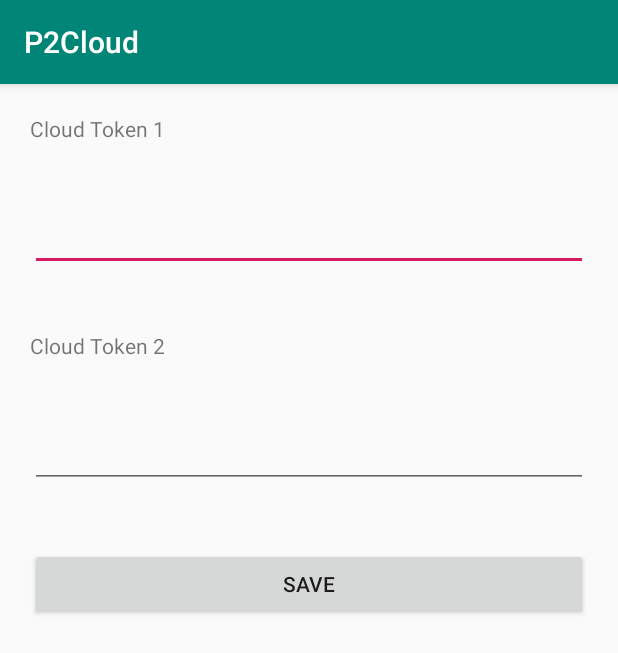
After one commit to yoguz/P2Cloud, an Android app: the TokenActivity screen opened directly, with no data from a screen before it, on a phone screen of 412 x 824 dp. The commit adds this screen. Shown: the top 653 px of the screen. Run offline under Robolectric (Android 15) with nearby library versions, the phone set to English and light mode, and no system bars.

Commit message:
login token pages

```diff
--- a/app/build.gradle
+++ b/app/build.gradle
@@ -37,4 +37,6 @@ dependencies {
     implementation "com.android.support:appcompat-v7:28.4.0"
     implementation 'com.dropbox.core:dropbox-core-sdk:3.1.1'
     implementation 'commons-codec:commons-codec:1.13'
+    implementation group: 'com.manusunny', name: 'pinlock', version: '1.0.1'
+
 }
--- a/app/src/main/java/com/etuproject/p2cloud/ui/main/CameraActivity.java
+++ b/app/src/main/java/com/etuproject/p2cloud/ui/main/CameraActivity.java
@@ -113,6 +113,8 @@ public class CameraActivity extends AppCompatActivity {
                         } else if (menuItem.getTitle().toString().equals("Gallery")) {
                             closeCamera();
                             startActivity(new Intent(CameraActivity.this, GalleryActivity.class));
+                        } else if (menuItem.getTitle().toString().equals("Cloud Tokens")) {
+                            startActivity(new Intent(CameraActivity.this, TokenActivity.class));
                         }
                         return true;
                     }
@@ -270,7 +272,7 @@ public class CameraActivity extends AppCompatActivity {
                         e.printStackTrace();
                     } finally {
                         if (!file.getPath().equals("")) {
-                            Dropbox.getInstance().upload(file.getPath(), ""+System.currentTimeMillis());
+                            Dropbox.getInstance().upload(file.getPath(), "" + System.currentTimeMillis());
                         }
                     }
                 }
--- /dev/null
+++ b/app/src/main/java/com/etuproject/p2cloud/ui/main/TokenActivity.java
@@ -0,0 +1,65 @@
+package com.etuproject.p2cloud.ui.main;
+
+import android.content.Intent;
+import android.content.SharedPreferences;
+import android.os.Bundle;
+import android.view.MenuItem;
+import android.view.View;
+import android.view.WindowManager;
+import android.widget.Button;
+import android.widget.EditText;
+
+import androidx.appcompat.app.AppCompatActivity;
+
+import com.etuproject.p2cloud.R;
+import com.google.android.material.navigation.NavigationView;
+
+
+public class TokenActivity extends AppCompatActivity {
+    static SharedPreferences tokenPrefs;
+    protected void onCreate(Bundle savedInstanceState) {
+        tokenPrefs = getSharedPreferences("tokenPrefs", MODE_PRIVATE);
+        String token1 = tokenPrefs.getString("token1", "");
+        String token2 = tokenPrefs.getString("token2", "");
+
+        super.onCreate(savedInstanceState);
+        setContentView(R.layout.activity_token);
+        getWindow().addFlags(WindowManager.LayoutParams.FLAG_KEEP_SCREEN_ON);
+
+
+        Button tokenSaveBtn = findViewById(R.id.tokenSaveBtn);
+        assert tokenSaveBtn != null;
+        tokenSaveBtn.setOnClickListener(new View.OnClickListener() {
+            @Override
+            public void onClick(View v) {
+                SharedPreferences.Editor edit = TokenActivity.tokenPrefs.edit();
+                EditText token1 = (EditText)findViewById(R.id.cloudToken1);
+                EditText token2 = (EditText)findViewById(R.id.cloudToken2);
+                edit.putString("token1", token1.getText().toString());
+                edit.putString("token2", token2.getText().toString());
+                edit.commit();
+                startActivity(new Intent(TokenActivity.this, CameraActivity.class));
+            }
+        });
+
+        NavigationView navigationView = findViewById(R.id.nav_view);
+        navigationView.setNavigationItemSelectedListener(
+            new NavigationView.OnNavigationItemSelectedListener() {
+                @Override
+                public boolean onNavigationItemSelected(MenuItem menuItem) {
+                    // set item as selected to persist highlight
+                    menuItem.setChecked(true);
+                    if (menuItem.getTitle().toString().equals("Photo")) {
+                        startActivity(new Intent(TokenActivity.this, CameraActivity.class));
+                    } else if (menuItem.getTitle().toString().equals("Gallery")) {
+                        startActivity(new Intent(TokenActivity.this, GalleryActivity.class));
+                    } else if (menuItem.getTitle().toString().equals("Cloud Tokens")) {
+                        startActivity(new Intent(TokenActivity.this, TokenActivity.class));
+                    }
+                    return true;
+                }
+            });
+    }
+
+
+}
--- a/app/src/main/res/layout/activity_gallery.xml
+++ b/app/src/main/res/layout/activity_gallery.xml
@@ -25,4 +25,5 @@
         android:layout_gravity="start"
         android:fitsSystemWindows="true"
         app:menu="@menu/drawer_view" />
+
 </androidx.drawerlayout.widget.DrawerLayout>
--- /dev/null
+++ b/app/src/main/res/layout/activity_token.xml
@@ -0,0 +1,63 @@
+<?xml version="1.0" encoding="utf-8"?>
+<androidx.drawerlayout.widget.DrawerLayout xmlns:android="http://schemas.android.com/apk/res/android"
+
+    xmlns:app="http://schemas.android.com/apk/res-auto"
+    android:layout_width="match_parent"
+    android:layout_height="match_parent"
+    xmlns:tools="http://schemas.android.com/tools"
+    android:id="@+id/drawer_layout"
+    android:fitsSystemWindows="true">
+
+    <LinearLayout
+        android:orientation="vertical"
+        android:layout_width="match_parent"
+        android:layout_height="match_parent"
+        android:keepScreenOn="true"
+        tools:context=".ui.main.CameraActivity">
+
+        <TextView
+            android:id="@+id/cloudTokenStr"
+            android:layout_width="match_parent"
+            android:layout_height="wrap_content"
+            android:layout_margin="20dp"
+            android:text="@string/ctoken" />
+
+        <EditText
+            android:id="@+id/cloudToken1"
+            android:layout_width="match_parent"
+            android:layout_height="wrap_content"
+            android:layout_margin="20dp"
+            android:ems="10"
+            android:inputType="textPassword" />
+
+        <TextView
+            android:id="@+id/cloudTokenStr2"
+            android:layout_width="match_parent"
+            android:layout_height="wrap_content"
+            android:layout_margin="20dp"
+            android:text="@string/ctoken2" />
+
+        <EditText
+            android:id="@+id/cloudToken2"
+            android:layout_width="match_parent"
+            android:layout_height="wrap_content"
+            android:layout_margin="20dp"
+            android:ems="10"
+            android:inputType="textPassword" />
+
+        <Button
+            android:id="@+id/tokenSaveBtn"
+            android:layout_width="match_parent"
+            android:layout_height="wrap_content"
+            android:layout_margin="20dp"
+            android:text="@string/save" />
+    </LinearLayout>
+
+    <com.google.android.material.navigation.NavigationView
+        android:id="@+id/nav_view"
+        android:layout_width="wrap_content"
+        android:layout_height="match_parent"
+        android:layout_gravity="start"
+        android:fitsSystemWindows="true"
+        app:menu="@menu/drawer_view" />
+</androidx.drawerlayout.widget.DrawerLayout>
--- a/app/src/main/res/layout/cell_layout.xml
+++ b/app/src/main/res/layout/cell_layout.xml
@@ -19,4 +19,10 @@
         android:textStyle="bold"
         android:layout_width="wrap_content"
         android:layout_height="wrap_content" />
+
+    <Button
+        android:id="@+id/button"
+        android:layout_width="wrap_content"
+        android:layout_height="36dp"
+        android:text="Button" />
 </LinearLayout>
--- a/app/src/main/res/menu/drawer_view.xml
+++ b/app/src/main/res/menu/drawer_view.xml
@@ -5,7 +5,10 @@
             android:id="@+id/nav_camera"
             android:title="@string/photo" />
         <item
-            android:id="@+id/nav_properties"
-            android:title="@string/gallery" />
+        android:id="@+id/nav_properties"
+        android:title="@string/gallery" />
+        <item
+            android:id="@+id/nav_token"
+            android:title="@string/tokens" />
     </group>
 </menu>
--- a/app/src/main/res/values/strings.xml
+++ b/app/src/main/res/values/strings.xml
@@ -22,4 +22,16 @@
     <string name="video_button">Video Record Button</string>
     <string name="camera_button">Camera Capture Button</string>
     <string name="stillCap">Still Capture</string>
+    <string name="message_enter_pin">Enter PIN</string>
+    <string name="message_enter_new_pin">Enter new PIN</string>
+    <string name="message_confirm_pin">Re enter PIN</string>
+    <string name="message_invalid_pin">Invalid PIN. Try again</string>
+    <string name="message_pin_mismatch">PIN mismatch. Try again</string>
+
+    <string name="button_cancel">Cancel</string>
+    <string name="tokens">Cloud Tokens</string>
+    <string name="ctoken">Cloud Token 1</string>
+    <string name="ctoken2">Cloud Token 2</string>
+    <string name="save">Save</string>
+    <string name="button_forgot_pin">Forgot PIN</string>
 </resources>
```
Also changed, not shown: app/src/main/AndroidManifest.xml (+6 -2 lines), app/src/main/java/com/etuproject/p2cloud/ui/login/ConfirmPinActivities.java (added, +27 -0 lines), app/src/main/java/com/etuproject/p2cloud/ui/login/LoginActivity.java (+88 -98 lines), app/src/main/java/com/etuproject/p2cloud/ui/login/SetPinActivities.java (added, +22 -0 lines), app/src/main/java/com/etuproject/p2cloud/ui/main/GalleryActivity.java (+7 -3 lines), app/src/main/res/layout/activity_login.xml (+19 -68 lines).
